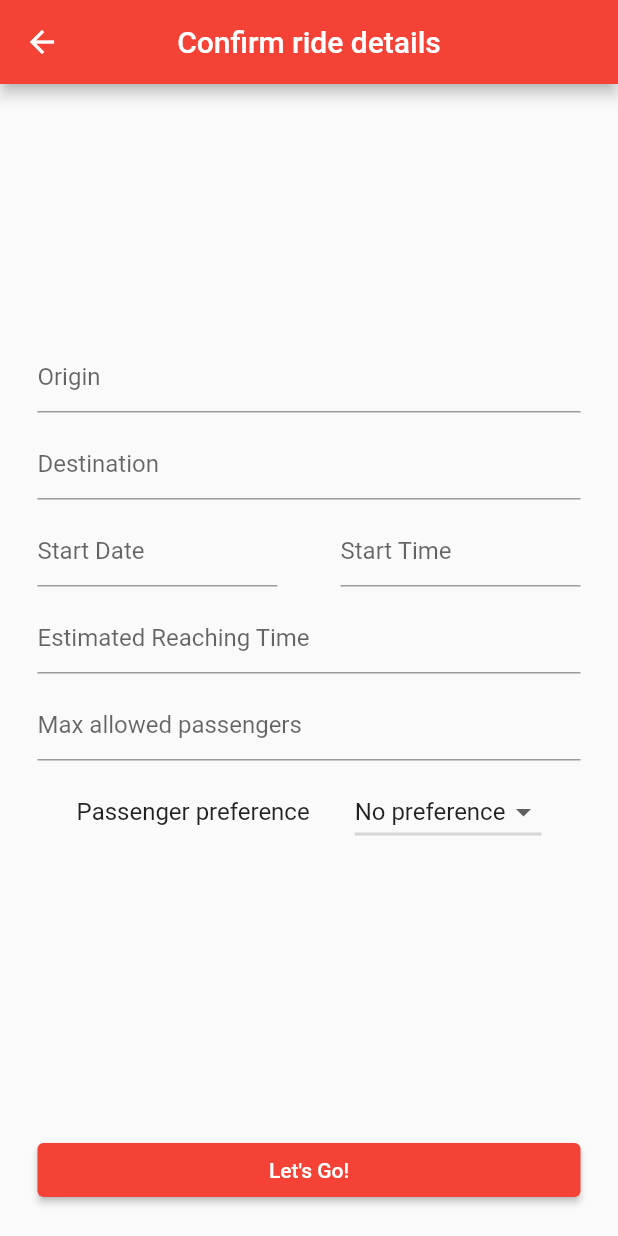
After one commit to nikhils98/airlift-drive-flutter-app, a Flutter app: the CreateRide screen opened directly, on a phone screen of 412 x 824 dp. The commit adds this screen. Run offline on Flutter 3.47's test engine with Material 2 defaults, Android fonts, the phone set to English and light mode, and no system bars; our stand-ins replace geolocator, google_maps_flutter; missing offline and left inert: flutter_polyline_points, google_maps_webservice.

Commit message:
create ride in progress

```diff
--- /dev/null
+++ b/lib/common/server_constants.dart
@@ -0,0 +1 @@
+const DRIVE_API_URL = "";
--- a/lib/models/ride.dart
+++ b/lib/models/ride.dart
@@ -14,4 +14,14 @@ class Ride {
   DateTime endTime;
   int maxPassengersLimit;
   List<User> currentPassengers;
+
+  Ride.fromJson(Map<String, dynamic> json)
+      : id = json['id'],
+        driverName = json['driverName'],
+        origin = json['origin'],
+        destination = json['destination'],
+        startTime = json['startTime'],
+        endTime = json['endTime'],
+        maxPassengersLimit = json['maxPassengersLimit'],
+        currentPassengers = (json['currentPassengers'] as List).map((e) => User.fromJson(e)).toList();
 }
--- a/lib/models/user.dart
+++ b/lib/models/user.dart
@@ -3,4 +3,8 @@ class User {
 
   int id;
   String name;
+
+  User.fromJson(Map<String, dynamic> json)
+      : id = json['id'],
+        name = json['name'];
 }
--- /dev/null
+++ b/lib/ui/create_ride.dart
@@ -0,0 +1,191 @@
+import 'package:flutter/material.dart';
+import 'package:flutter/cupertino.dart';
+import 'package:intl/intl.dart';
+
+import 'common/action_button.dart';
+
+class CreateRide extends StatefulWidget {
+  @override
+  _CreateRideState createState() => _CreateRideState();
+}
+
+class _CreateRideState extends State<CreateRide> {
+
+  final rideFormKey = GlobalKey<FormState>();
+  String passengerPreference = "No preference";
+  DateTime startDate;
+  TimeOfDay startTime;
+  int maxPassengers;
+
+  var dateController = TextEditingController();
+  var timeController = TextEditingController();
+
+  @override
+  Widget build(BuildContext context) {
+    return Scaffold(
+      appBar: AppBar(
+        centerTitle: true,
+        title: Text("Confirm ride details", style: TextStyle(color: Colors.white),),
+        leading: IconButton(
+          icon: Icon(Icons.arrow_back),
+          onPressed: () {
+            Navigator.pop(context);
+          },
+        ),
+      ),
+      body: Container(
+        padding: EdgeInsets.symmetric(vertical: 0, horizontal: 25),
+        child: Column(
+          mainAxisAlignment: MainAxisAlignment.center,
+          children: [
+            Expanded(
+              child: Container(
+                child: Form(
+                  key: rideFormKey,
+                  child: Column(
+                    mainAxisAlignment: MainAxisAlignment.center,
+                    crossAxisAlignment: CrossAxisAlignment.center,
+                    children: <Widget>[
+                      Padding(
+                        padding: const EdgeInsets.only(bottom: 5),
+                        child: TextFormField(
+                          readOnly: true,
+                          decoration: InputDecoration(
+                              hintText: 'Origin'
+                          ),
+                        ),
+                      ),
+                      Padding(
+                        padding: const EdgeInsets.symmetric(vertical: 5),
+                        child: TextFormField(
+                          readOnly: true,
+                          decoration: InputDecoration(
+                              hintText: 'Destination'
+                          ),
+                        ),
+                      ),
+                      Padding(
+                        padding: const EdgeInsets.symmetric(vertical: 5),
+                        child: Row(
+                          mainAxisAlignment: MainAxisAlignment.spaceBetween,
+                          children: [
+                            Container(
+                              width: 160,
+                              child: TextFormField(
+                                controller: dateController,
+                                readOnly: true,
+                                decoration: InputDecoration(
+                                    hintText: 'Start Date'
+                                ),
+                                onTap: () async {
+                                  var date = await showDatePicker(
+                                    context: context,
+                                    initialDate: DateTime.now(),
+                                    firstDate: DateTime.now(),
+                                    lastDate: DateTime.now().add(Duration(days: 30)),
+
+                                  );
+                                  if(date != null) {
+                                    var formatter = DateFormat.yMMMd();
+                                    setState(() {
+                                      dateController.text = formatter.format(date);
+                                      this.startDate = date;
+                                    });
+                                  }
+                                },
+                                onSaved: (input) => this.startDate = DateTime.parse(input),
+                              ),
+                            ),
+                            Container(
+                              width: 160,
+                              child: TextFormField(
+                                controller: timeController,
+                                readOnly: true,
+                                decoration: InputDecoration(
+                                    hintText: 'Start Time'
+                                ),
+                                onTap: () async {
+                                  var time = await showTimePicker(
+                                    context: context,
+                                    initialTime: TimeOfDay.now(),
+                                  );
+                                  if(time != null) {
+                                    setState(() {
+                                      timeController.text = time.format(context);
+                                      this.startTime = time;
+                                    });
+                                  }
+                                },
+                                //onSaved: (input) => this.startDateTime = DateTime.parse(input),
+                              ),
+                            ),
+                          ],
+                        ),
+                      ),
+                      Padding(
+                        padding: const EdgeInsets.symmetric(vertical: 5),
+                        child: TextFormField(
+                          readOnly: true,
+                          decoration: InputDecoration(
+                              hintText: 'Estimated Reaching Time'
+                          ),
+                        ),
+                      ),
+                      Padding(
+                        padding: const EdgeInsets.symmetric(vertical: 5),
+                        child: TextFormField(
+                          keyboardType: TextInputType.number,
+                          decoration: InputDecoration(
+                              hintText: 'Max allowed passengers'
+                          ),
+                          onSaved: (input) => this.maxPassengers = int.parse(input),
+                        ),
+                      ),
+                      Padding(
+                        padding: const EdgeInsets.only(top: 5),
+                        child: Row(
+                          mainAxisAlignment: MainAxisAlignment.spaceEvenly,
+                          children: [
+                            Text("Passenger preference ", style: TextStyle(fontSize: 16)),
+                            DropdownButton<String>(
+                              value: this.passengerPreference,
+                              underline: Container(
+                                height: 2,
+                                color: Colors.grey[350],
+                              ),
+                              onChanged: (String newValue) {
+                                setState(() {
+                                  passengerPreference = newValue;
+                                });
+                              },
+                              items: <String>["No preference", "Male", "Female"]
+                                  .map<DropdownMenuItem<String>>((String value) {
+                                return DropdownMenuItem<String>(
+                                  value: value,
+                                  child: Text(value),
+                                );
+                              }).toList(),
+                            ),
+                          ],
+                        ),
+                      )
+                    ],
+                  ),
+                ),
+              ),
+            ),
+            Container(
+              alignment: Alignment.bottomCenter,
+              child: ActionButton(text: "Let's Go!", onPressed: () {
+                var datetime = DateTime(startDate.year, startDate.month,
+                    startDate.day, startTime.hour, startTime.minute);
+                this.rideFormKey.currentState.save();
+
+              },),
+            )
+          ],
+        ),
+      ),
+    );
+  }
+}
--- a/pubspec.yaml
+++ b/pubspec.yaml
@@ -33,6 +33,7 @@ dependencies:
   google_maps_flutter: ^1.1.1
   google_maps_webservice: ^0.0.19
   flutter_polyline_points: ^0.2.4
+  intl: ^0.16.1
 
 dev_dependencies:
   flutter_test:
```
Also changed, not shown: lib/models/mock_response.dart (added, +7 -0 lines), lib/ui/common/rides_list.dart (added, +49 -0 lines), lib/ui/home.dart (+11 -51 lines), lib/ui/search_location.dart (+42 -5 lines), lib/ui/search_results.dart (added, +103 -0 lines), pubspec.lock.
